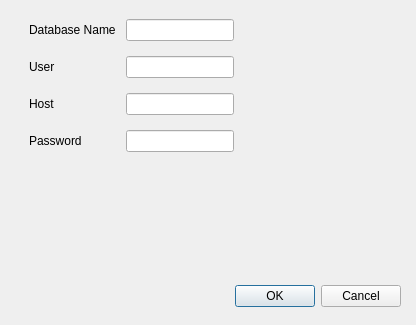
Qt form dbSettings.ui (BabyZion/server_gain) before a commit.
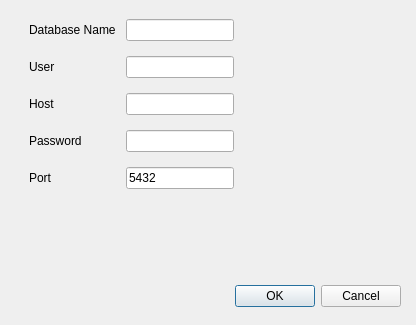
The same form after that commit.

Commit message: Port selkection in database settings added.

Diff of the .ui file:
```diff
--- a/dbSettings.ui
+++ b/dbSettings.ui
@@ -91,6 +91,20 @@
     <item row="3" column="1">
      <widget class="QLineEdit" name="passwordLineEdit"/>
     </item>
+    <item row="4" column="1">
+     <widget class="QLineEdit" name="portLineEdit">
+      <property name="text">
+       <string>5432</string>
+      </property>
+     </widget>
+    </item>
+    <item row="4" column="0">
+     <widget class="QLabel" name="portLabel">
+      <property name="text">
+       <string>Port</string>
+      </property>
+     </widget>
+    </item>
    </layout>
   </widget>
  </widget>
```
The commit also changes 1 other file.
